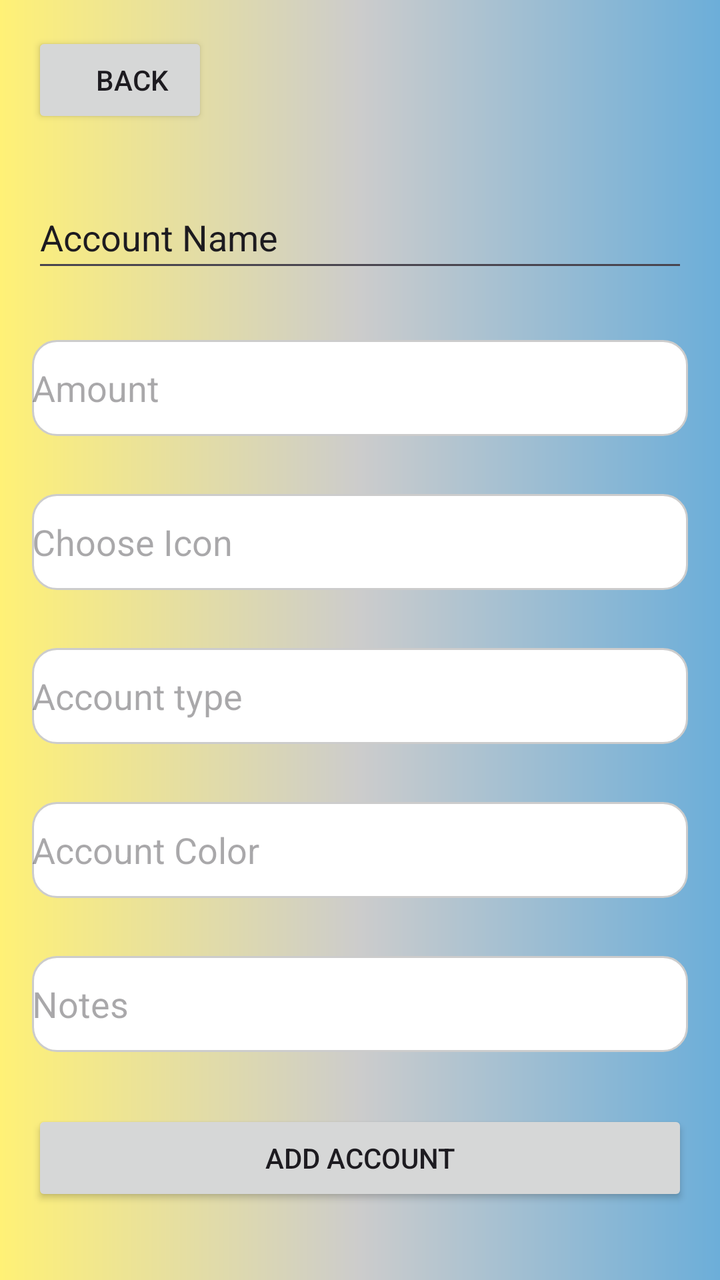
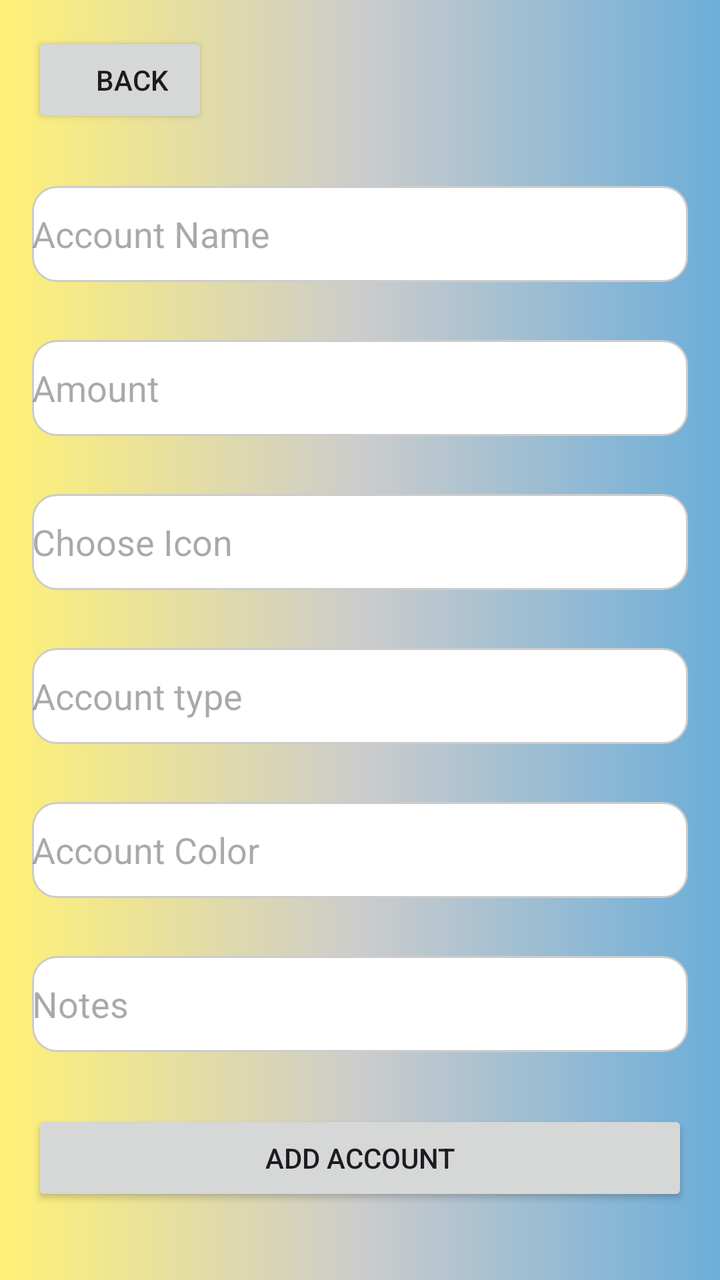

Two renders of the same Android screen: before a commit and after it. Below are the layout's source before the change and the commit's diff.
<!-- AndroidManifest.xml: application theme Theme.BudgetBudgies_PROG7313_POE -->
<!-- res/layout/add_account_page.xml -->
<?xml version="1.0" encoding="utf-8"?>
<LinearLayout xmlns:android="http://schemas.android.com/apk/res/android"
    android:layout_width="match_parent"
    android:layout_height="match_parent"
    android:background="@drawable/gradient_background"
    android:orientation="vertical"
    android:padding="16dp">

    <LinearLayout
        android:layout_width="match_parent"
        android:layout_height="wrap_content"
        android:orientation="horizontal">

        <Button
            android:id="@+id/backtoaccountbtn"
            android:layout_width="wrap_content"
            android:layout_height="wrap_content"
            android:paddingLeft="24dp"
            android:paddingTop="10dp"
            android:text="Back" />

    </LinearLayout>

    <Space
        android:layout_width="match_parent"
        android:layout_height="29dp" />

    <EditText
        android:id="@+id/accname"
        android:layout_width="match_parent"
        android:layout_height="48dp"
        android:height="48dp"
        android:ems="10"
        android:inputType="text"
        android:text="Account Name" />

    <Space
        android:layout_width="match_parent"
        android:layout_height="29dp" />

    <EditText
        android:id="@+id/accamount"
        android:layout_width="match_parent"
        android:layout_height="48dp"
        android:background="@drawable/white_textbox"
        android:ems="10"
        android:hint="Amount"
        android:inputType="number" />

    <Space
        android:layout_width="match_parent"
        android:layout_height="29dp" />

    <EditText
        android:id="@+id/accicon"
        android:layout_width="match_parent"
        android:layout_height="48dp"
        android:background="@drawable/white_textbox"
        android:ems="10"
        android:hint="Choose Icon"
        android:inputType="text" />

    <Space
        android:layout_width="match_parent"
        android:layout_height="29dp" />

    <EditText
        android:id="@+id/acctype"
        android:layout_width="match_parent"
        android:layout_height="48dp"
        android:background="@drawable/white_textbox"
        android:ems="10"
        android:hint="Account type"
        android:inputType="text" />

    <Space
        android:layout_width="match_parent"
        android:layout_height="29dp" />

    <EditText
        android:id="@+id/acccolor"
        android:layout_width="match_parent"
        android:layout_height="48dp"
        android:background="@drawable/white_textbox"
        android:ems="10"
        android:hint="Account Color"
        android:inputType="text" />

    <Space
        android:layout_width="match_parent"
        android:layout_height="29dp" />

    <EditText
        android:id="@+id/accnotes"
        android:layout_width="match_parent"
        android:layout_height="48dp"
        android:background="@drawable/white_textbox"
        android:ems="10"
        android:hint="Notes"
        android:inputType="text" />

    <Space
        android:layout_width="match_parent"
        android:layout_height="29dp" />

    <Button
        android:id="@+id/button2"
        android:layout_width="match_parent"
        android:layout_height="wrap_content"
        android:text="Add Account" />

    <Space
        android:layout_width="match_parent"
        android:layout_height="10dp" />

    <Button
        android:id="@+id/button3"
        android:layout_width="match_parent"
        android:layout_height="wrap_content"
        android:text="Cancel" />

</LinearLayout>
<!-- resources referenced by this layout -->
<resources>
  <!-- drawable gradient_background (drawable) -->
  <?xml version="1.0" encoding="utf-8"?>
  <shape xmlns:android="http://schemas.android.com/apk/res/android"
      android:shape="rectangle">
  
      <gradient
          android:type="linear"
          android:angle="0"
          android:startColor="#FFF176"
          android:centerColor="#CCCCCC"
          android:endColor="#6CAED9"
          />
  </shape>
  <!-- drawable white_textbox (drawable) -->
  <?xml version="1.0" encoding="utf-8"?>
  <shape xmlns:android="http://schemas.android.com/apk/res/android">
      <solid android:color="#FFFFFF" /> 
      <corners android:radius="12dp" /> 
      <stroke
          android:width="1dp"
          android:color="#CCCCCC" />
  
  </shape>
  <style name="Theme.BudgetBudgies_PROG7313_POE" parent="Base.Theme.BudgetBudgies_PROG7313_POE" />
  <style name="Base.Theme.BudgetBudgies_PROG7313_POE" parent="Theme.Material3.DayNight.NoActionBar">
          
          
      </style>
</resources>

<!-- the commit's change to res/layout/add_account_page.xml (unified diff, before → after) -->
@@ -30,9 +30,10 @@
         android:layout_width="match_parent"
         android:layout_height="48dp"
         android:height="48dp"
+        android:background="@drawable/white_textbox"
         android:ems="10"
-        android:inputType="text"
-        android:text="Account Name" />
+        android:hint="Account Name"
+        android:inputType="text" />
 
     <Space
         android:layout_width="match_parent"
